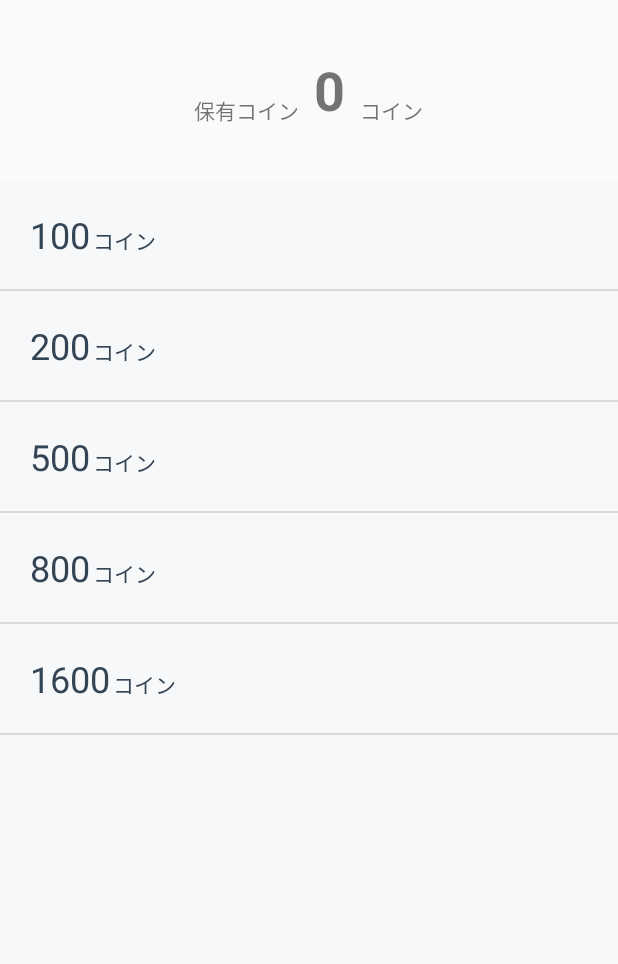
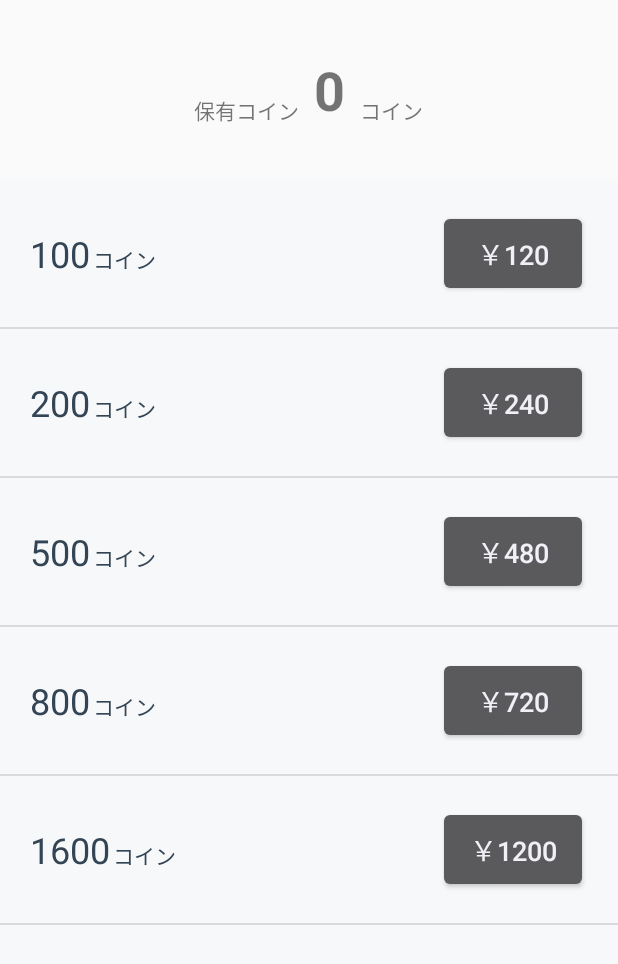
Before and after one commit to funnythingz/android-register, an Android app: the screen it shows after launch (MainActivity), on a phone screen of 412 x 824 dp. Shown: the top 964 px of the screen. Run offline under Robolectric (Android 15) with nearby library versions, the phone set to English and light mode, and no system bars.

Commit message:
購入ボタンをつくった

```diff
--- a/app/src/main/java/com/funnythingz/register/adapter/ProductCoinListAdapter.java
+++ b/app/src/main/java/com/funnythingz/register/adapter/ProductCoinListAdapter.java
@@ -5,6 +5,7 @@ import android.view.LayoutInflater;
 import android.view.View;
 import android.view.ViewGroup;
 import android.widget.ArrayAdapter;
+import android.widget.Button;
 import android.widget.TextView;
 
 import com.funnythingz.register.R;
@@ -30,8 +31,12 @@ public class ProductCoinListAdapter extends ArrayAdapter<ProductCoin> {
         }
 
         ProductCoin productCoin = getItem(position);
+
         TextView productCoinValueTextView = (TextView) convertView.findViewById(R.id.product_coin_value_text_view);
         productCoinValueTextView.setText(productCoin.getValue());
+
+        Button buyCoinButton = (Button) convertView.findViewById(R.id.buy_coin_button);
+        buyCoinButton.setText(productCoin.getPrice().getPriceValue());
 
         return convertView;
     }
--- /dev/null
+++ b/app/src/main/java/com/funnythingz/register/model/CurrencyUnit.java
@@ -0,0 +1,7 @@
+package com.funnythingz.register.model;
+
+/**
+ */
+public enum CurrencyUnit {
+    YEN
+}
--- /dev/null
+++ b/app/src/main/java/com/funnythingz/register/model/Price.java
@@ -0,0 +1,37 @@
+package com.funnythingz.register.model;
+
+import static com.funnythingz.register.model.CurrencyUnit.*;
+
+/**
+ */
+public class Price {
+
+    private int mMoney;
+    private CurrencyUnit mCurrencyUnit;
+
+    public Price(int money,  CurrencyUnit currencyUnit) {
+        mMoney = money;
+        mCurrencyUnit = currencyUnit;
+    }
+
+    public String getValue() {
+        return Integer.toString(mMoney);
+    }
+
+    public int getMoney() {
+        return mMoney;
+    }
+
+    public String getPriceValue() {
+        return getCurrencyUnit() + getValue();
+    }
+
+    private String getCurrencyUnit() {
+        switch (mCurrencyUnit) {
+            case YEN:
+                return "￥";
+            default:
+                return "";
+        }
+    }
+}
--- a/app/src/main/java/com/funnythingz/register/model/ProductCoin.java
+++ b/app/src/main/java/com/funnythingz/register/model/ProductCoin.java
@@ -4,17 +4,23 @@ package com.funnythingz.register.model;
  */
 public class ProductCoin {
 
-    private int mValue;
+    private int mCoin;
+    private Price mPrice;
 
-    public ProductCoin(int value) {
-        mValue = value;
+    public ProductCoin(int coin, int price) {
+        mCoin = coin;
+        mPrice = new Price(price, CurrencyUnit.YEN);
     }
 
     public String getValue() {
-        return Integer.toString(mValue);
+        return Integer.toString(mCoin);
     }
 
     public int getCoin() {
-        return mValue;
+        return mCoin;
+    }
+
+    public Price getPrice() {
+        return mPrice;
     }
 }
--- a/app/src/main/java/com/funnythingz/register/model/ProductCoinListFactory.java
+++ b/app/src/main/java/com/funnythingz/register/model/ProductCoinListFactory.java
@@ -9,11 +9,11 @@ public class ProductCoinListFactory {
 
         ArrayList<ProductCoin> productCoinList = new ArrayList<ProductCoin>();
 
-        productCoinList.add(new ProductCoin(100));
-        productCoinList.add(new ProductCoin(200));
-        productCoinList.add(new ProductCoin(500));
-        productCoinList.add(new ProductCoin(800));
-        productCoinList.add(new ProductCoin(1600));
+        productCoinList.add(new ProductCoin(100, 120));
+        productCoinList.add(new ProductCoin(200, 240));
+        productCoinList.add(new ProductCoin(500, 480));
+        productCoinList.add(new ProductCoin(800, 720));
+        productCoinList.add(new ProductCoin(1600, 1200));
 
         return productCoinList;
     }
--- a/app/src/main/res/layout/adapter_product_coin_list.xml
+++ b/app/src/main/res/layout/adapter_product_coin_list.xml
@@ -7,7 +7,13 @@
     <LinearLayout
         android:layout_width="match_parent"
         android:layout_height="wrap_content"
+        android:gravity="center_vertical"
         android:padding="20dp"
+        >
+        <LinearLayout
+            android:layout_width="wrap_content"
+            android:layout_height="wrap_content"
+            android:layout_weight="1"
             >
             <TextView
                 android:layout_width="wrap_content"
@@ -26,5 +32,22 @@
                 android:text="コイン"
                 />
         </LinearLayout>
+        <LinearLayout
+            android:layout_width="wrap_content"
+            android:layout_height="wrap_content"
+            android:gravity="right"
+            android:layout_weight="1"
+            >
+            <Button
+                android:id="@+id/buy_coin_button"
+                android:layout_width="100dp"
+                android:layout_height="wrap_content"
+                android:textSize="18dp"
+                android:paddingTop="15dp"
+                android:paddingBottom="15dp"
+                tools:text="￥120"
+                />
+        </LinearLayout>
+    </LinearLayout>
 
 </RelativeLayout>
```
Lines whose indentation alone changed are shown as unchanged.
